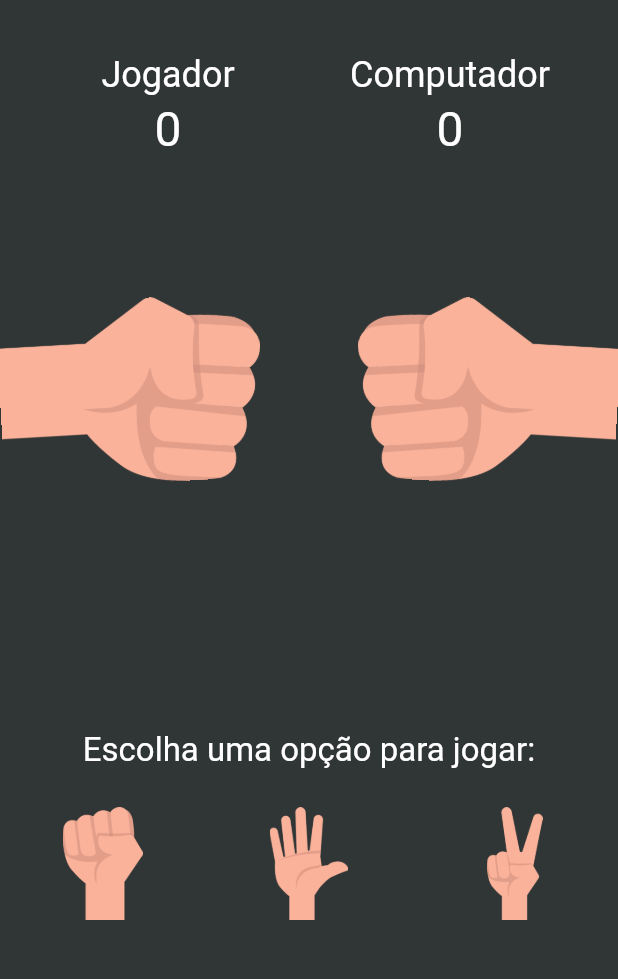
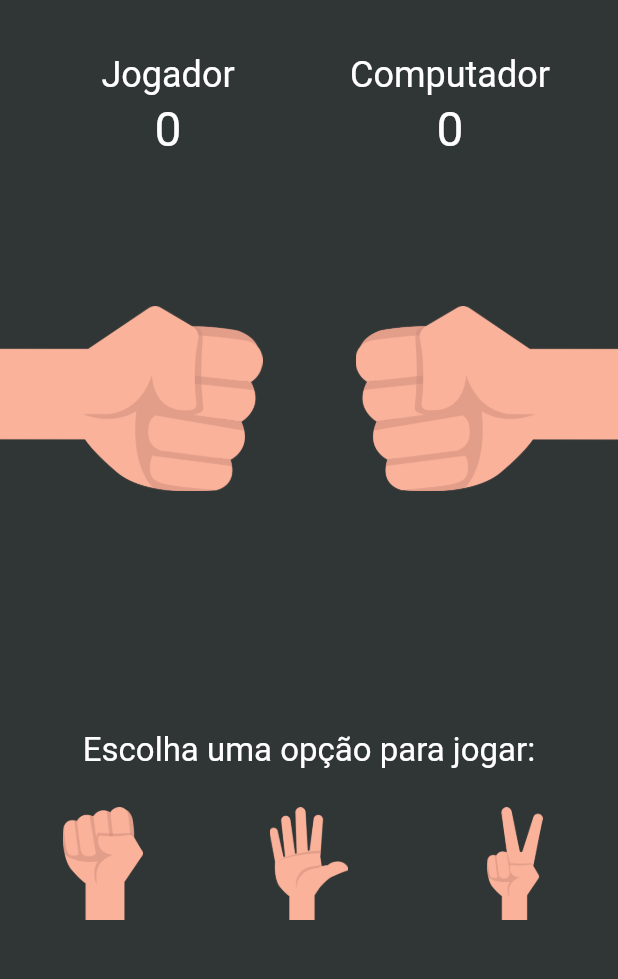
Before and after one commit to Weslley41/jokenpo, a Flutter app: the screen it shows after launch, on a phone screen of 412 x 824 dp, the part 69-1048 px from its top. Run offline on Flutter 3.47's test engine with Material 2 defaults, Android fonts, the phone set to English and light mode, and no system bars.

Commit message:
fix: GameBattle animation

```diff
--- a/lib/components/game_battle.dart
+++ b/lib/components/game_battle.dart
@@ -6,7 +6,7 @@ import 'option_image.dart';
 class GameBattle extends StatelessWidget {
   static final String defaultOption = GameOption.rock.imageName;
   final JokenpoGame? game;
-  const GameBattle({super.key, required this.game});
+  const GameBattle({super.key, this.game});
 
   String get playerOption => game?.playerOption.imageName ?? defaultOption;
   String get computerOption => game?.computerOption.imageName ?? defaultOption;
--- a/lib/components/game_battle_animated.dart
+++ b/lib/components/game_battle_animation.dart
@@ -1,48 +1,47 @@
 import 'dart:math';
-
 import 'package:flutter/material.dart';
 
 import '../models/jokenpo.dart';
 import 'option_image.dart';
 
-class GameBattleAnimated extends StatefulWidget {
-  static final String defaultOption = GameOption.rock.imageName;
-  final JokenpoGame? game;
-  const GameBattleAnimated({super.key, required this.game});
+class GameBattleAnimation extends StatefulWidget {
+  const GameBattleAnimation({super.key});
 
   @override
-  State<GameBattleAnimated> createState() => _GameBattleAnimatedState();
+  State<GameBattleAnimation> createState() => _GameBattleAnimationState();
 }
 
-class _GameBattleAnimatedState extends State<GameBattleAnimated>
-    with TickerProviderStateMixin {
-  String get playerOption =>
-      widget.game?.playerOption.imageName ?? GameBattleAnimated.defaultOption;
-
-  String get computerOption =>
-      widget.game?.computerOption.imageName ?? GameBattleAnimated.defaultOption;
-
+class _GameBattleAnimationState extends State<GameBattleAnimation> with TickerProviderStateMixin {
   late AnimationController controller;
   late Animation<double> animationHandLeft;
   late Animation<double> animationHandRight;
+  final String defaultOption = GameOption.rock.imageName;
 
   @override
   void initState() {
     super.initState();
     controller = AnimationController(
-        vsync: this, duration: const Duration(milliseconds: 450));
+      vsync: this, duration: const Duration(milliseconds: 250)
+    );
 
     animationHandLeft = Tween<double>(
-      begin: pi / 18,
+      begin: 0,
       end: -pi / 18,
     ).animate(controller);
-    controller.repeat(reverse: true);
 
     animationHandRight = Tween<double>(
-      begin: -pi / 18,
+      begin: 0,
       end: pi / 18,
     ).animate(controller);
+
+    _runAnimation();
+  }
+
+  void _runAnimation() {
     controller.repeat(reverse: true);
+    Future.delayed(const Duration(milliseconds: 1200), () {
+      controller.stop();
+    });
   }
 
   @override
@@ -63,7 +62,7 @@ class _GameBattleAnimatedState extends State<GameBattleAnimated>
               alignment: Alignment.centerLeft,
               transform: Matrix4.identity()..rotateZ(animationHandLeft.value),
               child: OptionImage(
-                imageName: playerOption,
+                imageName: defaultOption,
                 size: 175,
                 angle: 1.57,
                 flipY: true,
@@ -78,7 +77,7 @@ class _GameBattleAnimatedState extends State<GameBattleAnimated>
               alignment: Alignment.centerRight,
               transform: Matrix4.identity()..rotateZ(animationHandRight.value),
               child: OptionImage(
-                imageName: computerOption,
+                imageName: defaultOption,
                 size: 175,
                 angle: -1.57,
               ),
--- a/lib/screens/home.dart
+++ b/lib/screens/home.dart
@@ -1,6 +1,6 @@
 import 'dart:math';
 import 'package:flutter/material.dart';
-import 'package:jokenpo/components/game_battle_animated.dart';
+import 'package:jokenpo/components/game_battle_animation.dart';
 import 'package:jokenpo/components/history_button.dart';
 
 import '../components/game_battle.dart';
@@ -25,6 +25,8 @@ class _HomePageState extends State<HomePage> {
   JokenpoGame? _game;
   final List<JokenpoGame> _gameHistory = [];
   String _statusMessage = '';
+  Widget _gameBattleWidget = const GameBattle();
+  final GameBattleAnimation _gameBattleAnimatedWidget = const GameBattleAnimation();
 
   void _runGame(GameOption playerOption) {
     if (_game != null && playerOption == _game!.playerOption) {
@@ -34,10 +36,16 @@ class _HomePageState extends State<HomePage> {
     }
 
     setState(() {
+      _gameBattleWidget = _gameBattleAnimatedWidget;
+    });
+
+    Future.delayed(const Duration(milliseconds: 1250), () {
+      setState(() {
         _game = JokenpoGame(
           playerOption: playerOption,
           computerOption: _getComputerOption(),
         );
+        _gameBattleWidget = GameBattle(game: _game);
         _statusMessage = _game!.result.message;
         switch (_game!.result) {
           case GameResult.win:
@@ -51,13 +59,13 @@ class _HomePageState extends State<HomePage> {
         }
         _gameHistory.insert(0, _game!);
       });
+    });
   }
 
   GameOption _getComputerOption() {
-    List<GameOption> options = GameOption.values;
+    const List<GameOption> options = GameOption.values;
     if (_game != null) {
-      options =
-          options.where((option) => option != _game!.computerOption).toList();
+      options.remove(_game!.computerOption);
     }
     final int randomValue = Random().nextInt(options.length);
 
@@ -71,6 +79,7 @@ class _HomePageState extends State<HomePage> {
       _statusMessage = '';
       _game = null;
       _gameHistory.clear();
+      _gameBattleWidget = const GameBattle();
     });
   }
 
@@ -79,32 +88,32 @@ class _HomePageState extends State<HomePage> {
     return Scaffold(
       appBar: AppBar(
         actions: [
-            _game == null
-                ? const SizedBox(height: 48)
-                : HistoryButton(gameHistory: _gameHistory),
+          if (_game != null) HistoryButton(gameHistory: _gameHistory),
           const RulesButton(),
         ],
         centerTitle: true,
         elevation: 0,
-          title: Text('Jokenpô',
-              style: Theme.of(context).textTheme.headlineMedium),
+        title: Text(
+          'Jokenpô',
+          style: Theme.of(context).textTheme.headlineMedium
+        ),
       ),
       body: Column(
         mainAxisAlignment: MainAxisAlignment.spaceBetween,
         children: [
-            Scoreboard(
-                playerScore: _playerScore, computerScore: _computerScore),
-            GameBattleAnimated(game: _game),
-            Text(_statusMessage,
+          Scoreboard(playerScore: _playerScore, computerScore: _computerScore),
+          _gameBattleWidget,
+          Text(
+            _statusMessage,
             style: Theme.of(context).textTheme.headlineMedium?.copyWith(
               fontWeight: FontWeight.w500,
-                    )),
+            )
+          ),
           GameOptions(onTap: _runGame),
-            _game == null
-                ? const SizedBox(height: 48)
-                : RestartButton(onPressed: _restartGame),
+          _game == null ? const SizedBox(height: 48) : RestartButton(onPressed: _restartGame),
           const SizedBox(height: 20),
         ],
-        ));
+      )
+    );
   }
 }
```
Lines whose indentation alone changed are shown as unchanged.
